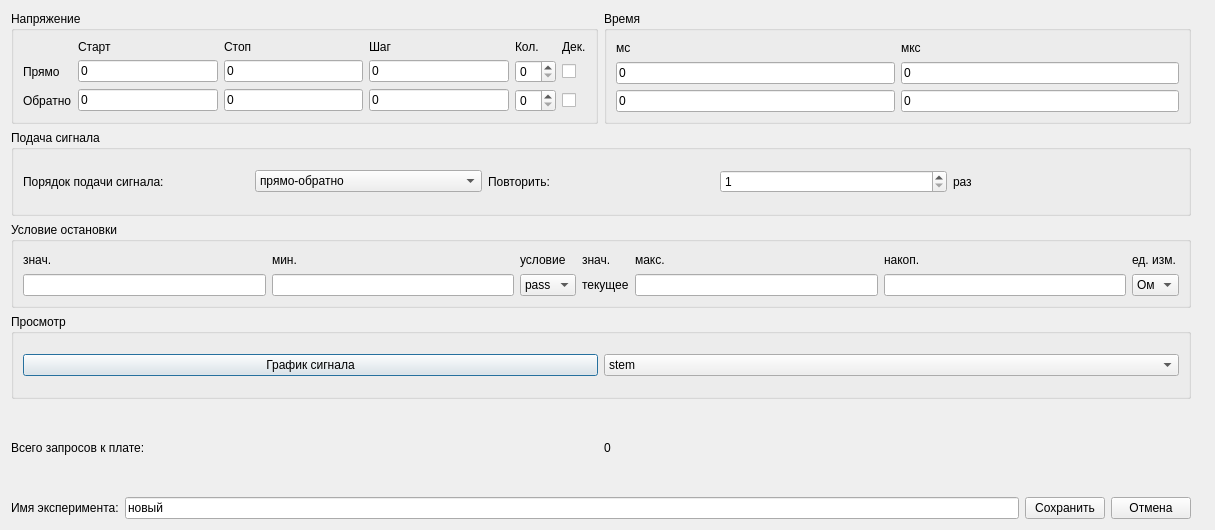
First picture: the form in gui/uies/signal.ui, repository neurocomputer/MemriBoard, before the edit.
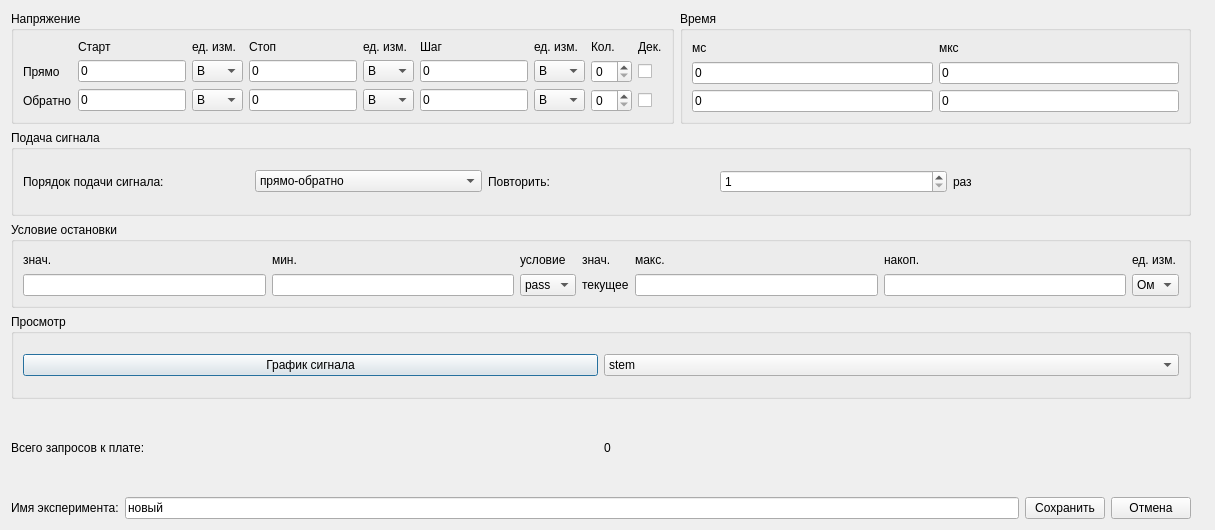
Second picture: the form after the edit. Icons and pictures are not drawn.

Commit message: added comboBoxes instead of custom qlineedits

Patch:
```diff
--- a/gui/uies/signal.ui
+++ b/gui/uies/signal.ui
@@ -30,7 +30,14 @@
              <layout class="QVBoxLayout" name="verticalLayout_8">
               <item>
                <layout class="QGridLayout" name="gridLayout">
-                <item row="1" column="4">
+                <item row="1" column="3">
+                 <widget class="QLabel" name="label_4">
+                  <property name="text">
+                   <string>Стоп</string>
+                  </property>
+                 </widget>
+                </item>
+                <item row="1" column="7">
                  <widget class="QLabel" name="label_6">
                   <property name="text">
                    <string>Кол.</string>
@@ -44,14 +51,7 @@
                   </property>
                  </widget>
                 </item>
-                <item row="1" column="2">
-                 <widget class="QLabel" name="label_4">
-                  <property name="text">
-                   <string>Стоп</string>
-                  </property>
-                 </widget>
-                </item>
-                <item row="1" column="3">
+                <item row="1" column="5">
                  <widget class="QLabel" name="label_5">
                   <property name="text">
                    <string>Шаг</string>
@@ -65,6 +65,9 @@
                   </property>
                  </widget>
                 </item>
+                <item row="2" column="7">
+                 <widget class="QSpinBox" name="forward_count"/>
+                </item>
                 <item row="3" column="0">
                  <widget class="QLabel" name="label_11">
                   <property name="text">
@@ -72,19 +75,6 @@
                   </property>
                  </widget>
                 </item>
-                <item row="2" column="4">
-                 <widget class="QSpinBox" name="forward_count"/>
-                </item>
-                <item row="3" column="4">
-                 <widget class="QSpinBox" name="backward_count"/>
-                </item>
-                <item row="2" column="1">
-                 <widget class="QLineEdit" name="forward_start">
-                  <property name="text">
-                   <string>0</string>
-                  </property>
-                 </widget>
-                </item>
                 <item row="3" column="1">
                  <widget class="QLineEdit" name="backward_start">
                   <property name="text">
@@ -92,55 +82,230 @@
                   </property>
                  </widget>
                 </item>
-                <item row="2" column="2">
-                 <widget class="QLineEdit" name="forward_stop">
+                <item row="2" column="1">
+                 <widget class="QLineEdit" name="forward_start">
                   <property name="text">
                    <string>0</string>
                   </property>
                  </widget>
                 </item>
-                <item row="3" column="2">
-                 <widget class="QLineEdit" name="backward_stop">
-                  <property name="text">
-                   <string>0</string>
-                  </property>
-                 </widget>
+                <item row="3" column="7">
+                 <widget class="QSpinBox" name="backward_count"/>
                 </item>
                 <item row="2" column="3">
-                 <widget class="QLineEdit" name="forward_step">
+                 <widget class="QLineEdit" name="forward_stop">
                   <property name="text">
                    <string>0</string>
                   </property>
                  </widget>
                 </item>
                 <item row="3" column="3">
-                 <widget class="QLineEdit" name="backward_step">
+                 <widget class="QLineEdit" name="backward_stop">
                   <property name="text">
                    <string>0</string>
                   </property>
                  </widget>
                 </item>
                 <item row="2" column="5">
-                 <widget class="QCheckBox" name="forward_dec">
+                 <widget class="QLineEdit" name="forward_step">
                   <property name="text">
-                   <string/>
+                   <string>0</string>
                   </property>
                  </widget>
                 </item>
-                <item row="3" column="5">
-                 <widget class="QCheckBox" name="backward_dec">
-                  <property name="text">
-                   <string/>
-                  </property>
-                 </widget>
-                </item>
-                <item row="1" column="5">
+                <item row="1" column="8">
                  <widget class="QLabel" name="label_7">
                   <property name="text">
                    <string>Дек.</string>
                   </property>
                  </widget>
                 </item>
+                <item row="2" column="8">
+                 <widget class="QCheckBox" name="forward_dec">
+                  <property name="text">
+                   <string/>
+                  </property>
+                 </widget>
+                </item>
+                <item row="3" column="8">
+                 <widget class="QCheckBox" name="backward_dec">
+                  <property name="text">
+                   <string/>
+                  </property>
+                 </widget>
+                </item>
+                <item row="3" column="5">
+                 <widget class="QLineEdit" name="backward_step">
+                  <property name="text">
+                   <string>0</string>
+                  </property>
+                 </widget>
+                </item>
+                <item row="2" column="2">
+                 <widget class="QComboBox" name="combo_forward_start">
+                  <item>
+                   <property name="text">
+                    <string>В</string>
+                   </property>
+                  </item>
+                  <item>
+                   <property name="text">
+                    <string>кВ</string>
+                   </property>
+                  </item>
+                  <item>
+                   <property name="text">
+                    <string>мВ</string>
+                   </property>
+                  </item>
+                  <item>
+                   <property name="text">
+                    <string>мкВ</string>
+                   </property>
+                  </item>
+                 </widget>
+                </item>
+                <item row="3" column="2">
+                 <widget class="QComboBox" name="combo_backward_start">
+                  <item>
+                   <property name="text">
+                    <string>В</string>
+                   </property>
+                  </item>
+                  <item>
+                   <property name="text">
+                    <string>кВ</string>
+                   </property>
+                  </item>
+                  <item>
+                   <property name="text">
+                    <string>мВ</string>
+                   </property>
+                  </item>
+                  <item>
+                   <property name="text">
+                    <string>мкВ</string>
+                   </property>
+                  </item>
+                 </widget>
+                </item>
+                <item row="3" column="4">
+                 <widget class="QComboBox" name="combo_backward_stop">
+                  <item>
+                   <property name="text">
+                    <string>В</string>
+                   </property>
+                  </item>
+                  <item>
+                   <property name="text">
+                    <string>кВ</string>
+                   </property>
+                  </item>
+                  <item>
+                   <property name="text">
+                    <string>мВ</string>
+                   </property>
+                  </item>
+                  <item>
+                   <property name="text">
+                    <string>мкВ</string>
+                   </property>
+                  </item>
+                 </widget>
+                </item>
+                <item row="2" column="4">
+                 <widget class="QComboBox" name="combo_forward_stop">
+                  <item>
+                   <property name="text">
+                    <string>В</string>
+                   </property>
+                  </item>
+                  <item>
+                   <property name="text">
+                    <string>кВ</string>
+                   </property>
+                  </item>
+                  <item>
+                   <property name="text">
+                    <string>мВ</string>
+                   </property>
+                  </item>
+                  <item>
+                   <property name="text">
+                    <string>мкВ</string>
+                   </property>
+                  </item>
+                 </widget>
+                </item>
+                <item row="2" column="6">
+                 <widget class="QComboBox" name="combo_forward_step">
+                  <item>
+                   <property name="text">
+                    <string>В</string>
+                   </property>
+                  </item>
+                  <item>
+                   <property name="text">
+                    <string>кВ</string>
+                   </property>
+                  </item>
+                  <item>
+                   <property name="text">
+                    <string>мВ</string>
+                   </property>
+                  </item>
+                  <item>
+                   <property name="text">
+                    <string>мкВ</string>
+                   </property>
+                  </item>
+                 </widget>
+                </item>
+                <item row="3" column="6">
+                 <widget class="QComboBox" name="combo_backward_step">
+                  <item>
+                   <property name="text">
+                    <string>В</string>
+                   </property>
+                  </item>
+                  <item>
+                   <property name="text">
+                    <string>кВ</string>
+                   </property>
+                  </item>
+                  <item>
+                   <property name="text">
+                    <string>мВ</string>
+                   </property>
+                  </item>
+                  <item>
+                   <property name="text">
+                    <string>мкВ</string>
+                   </property>
+                  </item>
+                 </widget>
+                </item>
+                <item row="1" column="2">
+                 <widget class="QLabel" name="label_18">
+                  <property name="text">
+                   <string>ед. изм.</string>
+                  </property>
+                 </widget>
+                </item>
+                <item row="1" column="4">
+                 <widget class="QLabel" name="label_19">
+                  <property name="text">
+                   <string>ед. изм.</string>
+                  </property>
+                 </widget>
+                </item>
+                <item row="1" column="6">
+                 <widget class="QLabel" name="label_20">
+                  <property name="text">
+                   <string>ед. изм.</string>
+                  </property>
+                 </widget>
+                </item>
                </layout>
               </item>
              </layout>
```
The commit also changes 1 other file.
